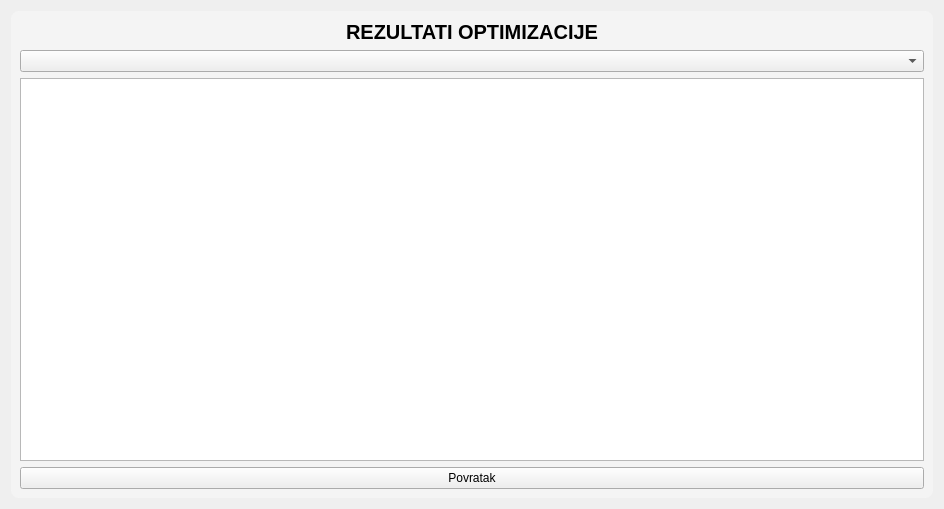
petarlovricc/Tube-Based-MPC-of-Hot-Water-Preparation-and-Microgrid-with-Included-Demand-Response-Provision, file MILP_GUI/tablewidget.ui: the form before one commit.
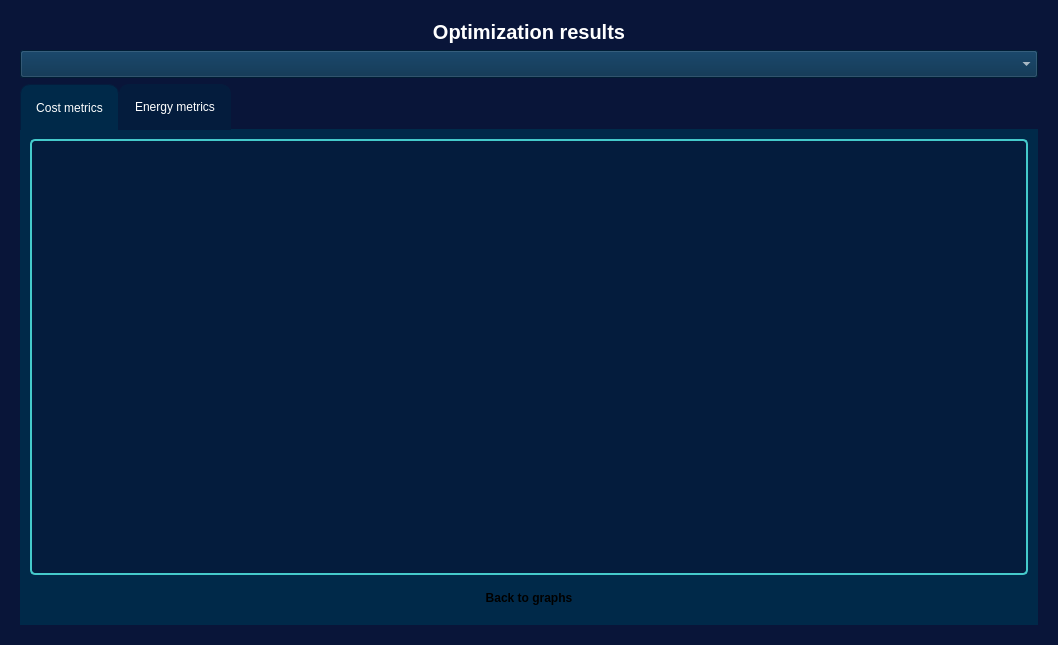
The form after the commit.

```diff
--- a/MILP_GUI/tablewidget.ui
+++ b/MILP_GUI/tablewidget.ui
@@ -6,23 +6,180 @@
    <rect>
     <x>0</x>
     <y>0</y>
-    <width>944</width>
-    <height>509</height>
+    <width>1058</width>
+    <height>645</height>
    </rect>
   </property>
   <property name="windowTitle">
    <string>Form</string>
   </property>
+  <property name="styleSheet">
+   <string notr="true">QWidget {
+    color: #ffffff;
+}
+.QWidget {
+	margin: 5px;
+}
+QTabBar::tab:hover {
+    color:  #51FDBA;
+}
+QWidget#tab,
+QWidget#tab_2 {
+    background-color: #002949;
+}
+QWidget#TableWidget{
+background: qlineargradient(
+        spread:pad,
+        x1:0, y1:0,
+        x2:1, y2:0,
+        stop:0   #0C0C31,     
+        stop:0.5 #06032E,     
+        stop:1   #0C0C31     
+    );	
+}
+
+QTabWidget::pane {
+  border: 1px solid #002949;
+  top:-1px; 
+  background: #002949;
+} 
+
+QTabBar::tab {
+  background: #041c3d; 
+  border: 1px solid #041c3d; 
+  /* Round only the top-left and top-right corners */
+    border-top-left-radius: 10px;
+    border-top-right-radius: 10px;
+
+    /* Make bottom corners square */
+    border-bottom-right-radius: 0px;
+    border-bottom-left-radius: 0px;
+  padding: 15px;
+} 
+
+QTabBar::tab:selected { 
+  background: #002949; 
+  margin-bottom: -1px; 
+}
+.QWidget {
+	background-color: #091539;
+}
+
+QLineEdit,  QGroupBox {
+    background-color: #041c3d;
+    color: #ffffff;
+    border: 1px solid #2a628f;
+    padding: 8px 4px;
+    border-radius: 4px;
+}
+QPushButton {
+    background: qlineargradient(
+        spread:pad,
+        x1:0, y1:0,
+        x2:1, y2:0,
+        stop:0 #51FCBB,
+        stop:1 #4EE5D9
+    );
+    color: #000000;
+    font-weight: bold;
+    border: none;
+    border-radius: 5px;
+    padding: 5px 15px;
+	margin: 5px;
+}
+
+QPushButton:hover {
+    background-color: #CBFEEF
+}
+
+QSlider::handle{
+ background-color: #45CACB;
+}
+
+QSlider::handle:hover{
+ background-color: #51FDBA;
+}
+
+
+QComboBox QAbstractItemView {
+   background-color: #041c3d;
+   color: #ffffff;
+   border: 1px solid #2a628f;
+   padding: 8px;
+   border-radius: 4px;
+   selection-background-color: #555;
+   selection-color: #fff;
+	outline: 0;
+}
+
+QComboBox QAbstractItemView::item:hover {
+    background-color: #15415A;
+	outline: 0;
+}
+QComboBox QAbstractItemView::item:selected {
+    background-color: #15415A;
+	outline: 0;
+	
+}
+
+QRadioButton::hover {
+color: #51FDBA;
+}
+
+
+QLineEdit:disabled  {
+    color: #45CACB;
+}
+QLabel:disabled QLabel {
+     color: #45CACB;
+}
+QSpinBox, QDateEdit, QTimeEdit, QComboBox{
+    background-color: #002949;
+    color: #ffffff;
+    padding: 5px 15px;
+}
+QSpinBox:hover,
+QDateEdit:hover,
+QTimeEdit:hover,
+QComboBox:hover {
+    color: #51FDBA;
+}
+
+QTableView, QTableWidget {
+    background-color:  #041c3d;
+          /* Table body */
+    gridline-color: transparent;        /* Hide grid lines if desired */
+}
+
+QHeaderView::section {
+    background-color: #041c3d;          /* Header sections */
+    color: white;                       /* Header text color for good contrast */
+    border: none;                       /* Remove default header borders */
+}
+
+QTableCornerButton::section {
+    background-color:#041c3d;         /* Top-left corner area */
+    border: none;
+}
+QTableWidget, QTableView {
+    border: 2px solid #45CACB;       /* Light teal border around the entire table */
+	border-radius: 5px;
+    gridline-color: #45CACB;         /* Match the grid lines to the border color for consistency */
+}
+
+</string>
+  </property>
   <layout class="QVBoxLayout" name="verticalLayout_2">
    <item>
     <widget class="QWidget" name="widget_5" native="true">
+     <property name="sizePolicy">
+      <sizepolicy hsizetype="Expanding" vsizetype="Expanding">
+       <horstretch>0</horstretch>
+       <verstretch>0</verstretch>
+      </sizepolicy>
+     </property>
      <property name="styleSheet">
-      <string notr="true">QWidget #widget_5 {
-	background-color: rgba(245, 245, 245, 0.9);
-	border-radius: 8px;
-	border-style:dotted;
-}
-</string>
+      <string notr="true"/>
      </property>
      <layout class="QVBoxLayout" name="verticalLayout">
       <item>
@@ -37,7 +194,7 @@
          </font>
         </property>
         <property name="text">
-         <string>REZULTATI OPTIMIZACIJE</string>
+         <string>Optimization results</string>
         </property>
         <property name="alignment">
          <set>Qt::AlignCenter</set>
@@ -45,16 +202,92 @@
        </widget>
       </item>
       <item>
-       <widget class="QComboBox" name="comboBox"/>
+       <widget class="QComboBox" name="comboBox">
+        <property name="maximumSize">
+         <size>
+          <width>16777215</width>
+          <height>16777215</height>
+         </size>
+        </property>
+       </widget>
       </item>
       <item>
-       <widget class="QTableWidget" name="tableWidget"/>
-      </item>
-      <item>
-       <widget class="QPushButton" name="graphButton">
-        <property name="text">
-         <string>Povratak</string>
+       <widget class="QTabWidget" name="tabWidget">
+        <property name="currentIndex">
+         <number>0</number>
         </property>
+        <widget class="QWidget" name="tab">
+         <attribute name="title">
+          <string>Cost metrics</string>
+         </attribute>
+         <layout class="QVBoxLayout" name="verticalLayout_3">
+          <item>
+           <widget class="QTableWidget" name="tableWidget">
+            <property name="sizePolicy">
+             <sizepolicy hsizetype="Expanding" vsizetype="Expanding">
+              <horstretch>0</horstretch>
+              <verstretch>0</verstretch>
+             </sizepolicy>
+            </property>
+           </widget>
+          </item>
+          <item>
+           <widget class="QPushButton" name="graphButton">
+            <property name="sizePolicy">
+             <sizepolicy hsizetype="Expanding" vsizetype="Preferred">
+              <horstretch>0</horstretch>
+              <verstretch>0</verstretch>
+             </sizepolicy>
+            </property>
+            <property name="maximumSize">
+             <size>
+              <width>16777215</width>
+              <height>100</height>
+             </size>
+            </property>
+            <property name="text">
+             <string>Back to graphs</string>
+            </property>
+           </widget>
+          </item>
+         </layout>
+        </widget>
+        <widget class="QWidget" name="tab_2">
+         <attribute name="title">
+          <string>Energy metrics</string>
+         </attribute>
+         <layout class="QVBoxLayout" name="verticalLayout_4">
+          <item>
+           <widget class="QTableWidget" name="tableWidget_2">
+            <property name="sizePolicy">
+             <sizepolicy hsizetype="Preferred" vsizetype="Expanding">
+              <horstretch>0</horstretch>
+              <verstretch>0</verstretch>
+             </sizepolicy>
+            </property>
+           </widget>
+          </item>
+          <item>
+           <widget class="QPushButton" name="graphButton_2">
+            <property name="sizePolicy">
+             <sizepolicy hsizetype="Expanding" vsizetype="Preferred">
+              <horstretch>0</horstretch>
+              <verstretch>0</verstretch>
+             </sizepolicy>
+            </property>
+            <property name="maximumSize">
+             <size>
+              <width>16777215</width>
+              <height>100</height>
+             </size>
+            </property>
+            <property name="text">
+             <string>Return to graphs</string>
+            </property>
+           </widget>
+          </item>
+         </layout>
+        </widget>
        </widget>
       </item>
      </layout>
```
Left out of the diff: 2 changed lines with no effect on the pictures.
